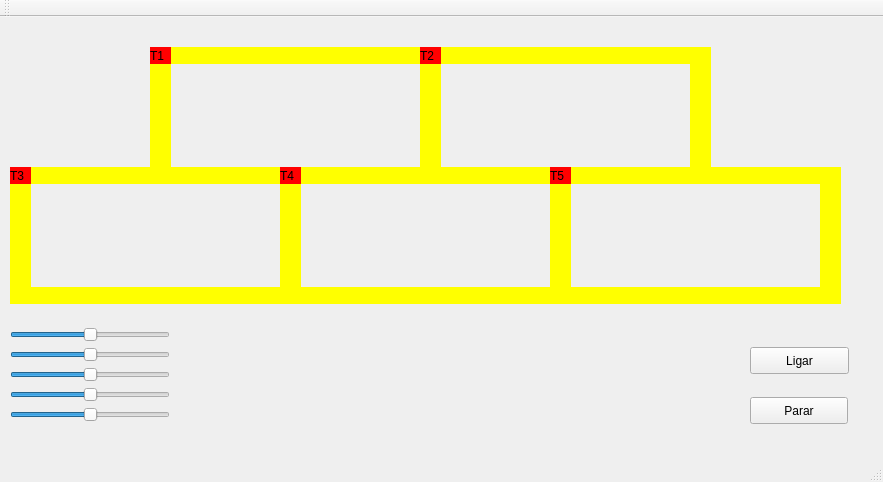
IagoGMacedo/IMD0036-Sistemas-Operacionais-Trems, file Trem_-_Codigo_Fonte_1/Código QT5 Ubuntu - Trem/mainwindow.ui: the form before one commit.
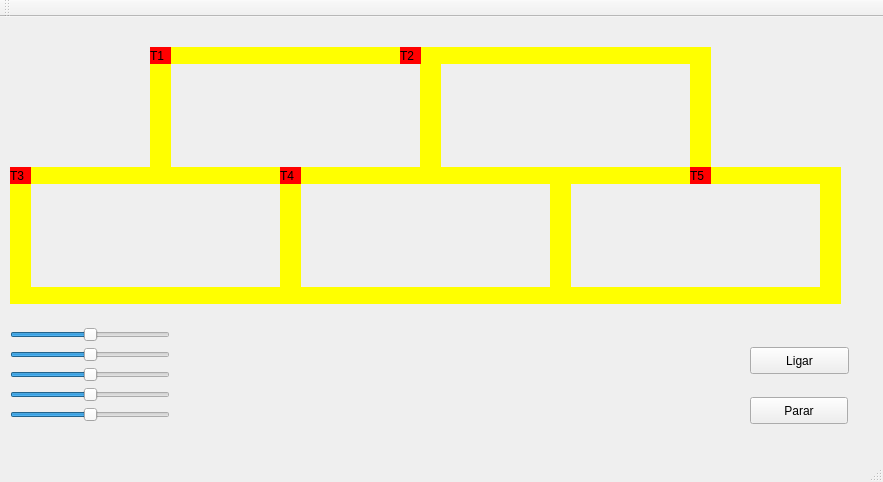
The form after the commit.

Diff of the .ui file:
```diff
--- a/Trem_-_Codigo_Fonte_1/Código QT5 Ubuntu - Trem/mainwindow.ui
+++ b/Trem_-_Codigo_Fonte_1/Código QT5 Ubuntu - Trem/mainwindow.ui
@@ -171,7 +171,7 @@
    <widget class="QLabel" name="label_trem2">
     <property name="geometry">
      <rect>
-      <x>420</x>
+      <x>400</x>
       <y>30</y>
       <width>21</width>
       <height>17</height>
@@ -363,7 +363,7 @@
    <widget class="QLabel" name="label_trem5">
     <property name="geometry">
      <rect>
-      <x>550</x>
+      <x>690</x>
       <y>150</y>
       <width>21</width>
       <height>17</height>
```
